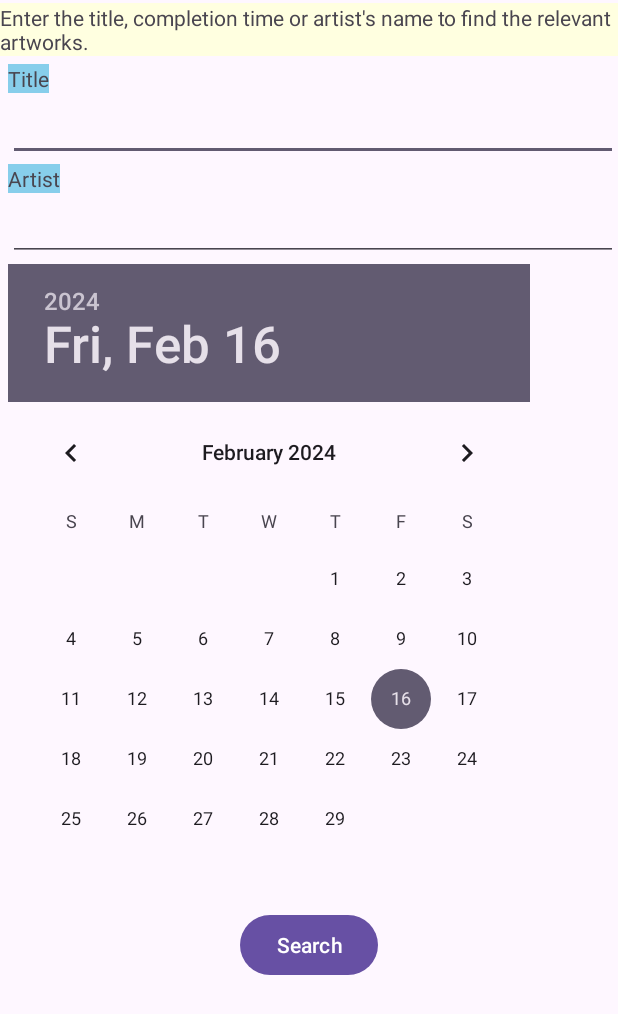
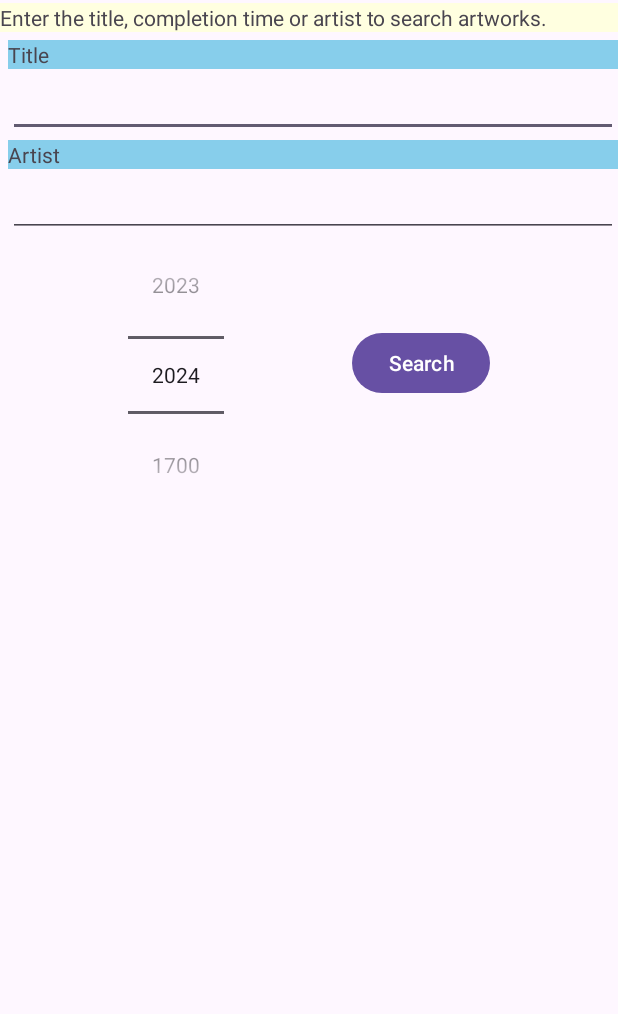
Before and after one commit to CS5520FeinbergSpring2024/group-a6-a6-group9, an Android app: the WebServiceActivity screen opened directly, with no data from a screen before it, on a phone screen of 412 x 824 dp. Shown: the top 1014 px of the screen. Run offline under Robolectric (Android 15) with nearby library versions, the phone set to English and light mode, and no system bars.

Commit message:
Replaced DatePicker with NumberPicker

```diff
--- a/app/src/main/java/edu/northeastern/a6_group9_artwork_search/WebServiceActivity.java
+++ b/app/src/main/java/edu/northeastern/a6_group9_artwork_search/WebServiceActivity.java
@@ -6,6 +6,7 @@ import android.os.Bundle;
 import android.view.View;
 import android.widget.DatePicker;
 import android.widget.EditText;
+import android.widget.NumberPicker;
 import android.widget.Toast;
 
 import java.util.Calendar;
@@ -13,7 +14,7 @@ import java.util.Calendar;
 public class WebServiceActivity extends AppCompatActivity {
     private EditText titleEditText;
     private EditText artistEditText;
-    private DatePicker yearPicker;
+    private NumberPicker yearPicker;
     private String[] userInputs = new String[3];  //usersInput[0] is title, [1] is artist, [2] is year
 
     @Override
@@ -25,22 +26,17 @@ public class WebServiceActivity extends AppCompatActivity {
         artistEditText = (EditText) findViewById(R.id.et_artist);
 
         // Initialize the DatePicker
-        yearPicker = (DatePicker) findViewById(R.id.yearPicker);
-        // Set the initial value
-        Calendar calendar = Calendar.getInstance();
-        int currentYear = calendar.get(Calendar.YEAR);
-        int currentMonth = calendar.get(Calendar.MONTH);
-        int currentDay = calendar.get(Calendar.DAY_OF_MONTH);
-        yearPicker.init(currentYear, currentMonth, currentDay, null);
+        yearPicker = (NumberPicker) findViewById(R.id.yearPicker);
+        yearPicker.setMaxValue(2024);
+        yearPicker.setMinValue(1700);
+        yearPicker.setValue(2024);
 
-        // Set OnDateChangedListener to handle the selected year
-        yearPicker.setOnDateChangedListener((view, year, monthOfYear, dayOfMonth) ->
-                userInputs[2] = String.valueOf(year));
     }
 
     public void callWebserviceButtonHandler(View view){
         userInputs[0] = titleEditText.getText().toString().trim();
         userInputs[1] = artistEditText.getText().toString().trim();
+        userInputs[2] = String.valueOf(yearPicker.getValue());
         //Toast.makeText(this, "userInputs: " + userInputs[0] +
                 //", " + userInputs[1] + ", " + userInputs[2], Toast.LENGTH_LONG).show();
 
--- a/app/src/main/res/layout/activity_web_service.xml
+++ b/app/src/main/res/layout/activity_web_service.xml
@@ -12,14 +12,14 @@
         android:layout_height="wrap_content"
         android:layout_marginTop="2dp"
         android:background="#FFFFE0"
-        android:text="Enter the title, completion time or artist's name to find the relevant artworks."
+        android:text="Enter the title, completion time or artist to search artworks."
         app:layout_constraintEnd_toEndOf="parent"
         app:layout_constraintStart_toStartOf="parent"
         app:layout_constraintTop_toTopOf="parent" />
 
     <TextView
         android:id="@+id/tv_title"
-        android:layout_width="wrap_content"
+        android:layout_width="match_parent"
         android:layout_height="wrap_content"
         android:layout_marginTop="5dp"
         android:layout_marginStart="5dp"
@@ -39,7 +39,7 @@
 
     <TextView
         android:id="@+id/tv_artist"
-        android:layout_width="wrap_content"
+        android:layout_width="match_parent"
         android:layout_height="wrap_content"
         android:layout_marginTop="2dp"
         android:layout_marginStart="5dp"
@@ -57,14 +57,12 @@
         app:layout_constraintStart_toStartOf="parent"
         app:layout_constraintTop_toBottomOf="@id/tv_artist" />
 
-    <DatePicker
+    <NumberPicker
         android:id="@+id/yearPicker"
         android:layout_width="wrap_content"
         android:layout_height="wrap_content"
-        android:layout_marginStart="5dp"
         android:layout_marginTop="2dp"
-        android:calendarViewShown="false"
-        android:spinnersShown="true"
+        app:layout_constraintEnd_toStartOf="@id/btn_search"
         app:layout_constraintStart_toStartOf="parent"
         app:layout_constraintTop_toBottomOf="@id/et_artist" />
 
@@ -72,10 +70,11 @@
         android:id="@+id/btn_search"
         android:layout_width="wrap_content"
         android:layout_height="wrap_content"
+        android:layout_marginTop="60dp"
         android:onClick="callWebserviceButtonHandler"
         android:text="Search"
         app:layout_constraintEnd_toEndOf="parent"
-        app:layout_constraintStart_toStartOf="parent"
-        app:layout_constraintTop_toBottomOf="@id/yearPicker" />
+        app:layout_constraintStart_toEndOf="@id/yearPicker"
+        app:layout_constraintTop_toBottomOf="@id/et_artist" />
 
 </androidx.constraintlayout.widget.ConstraintLayout>
```
